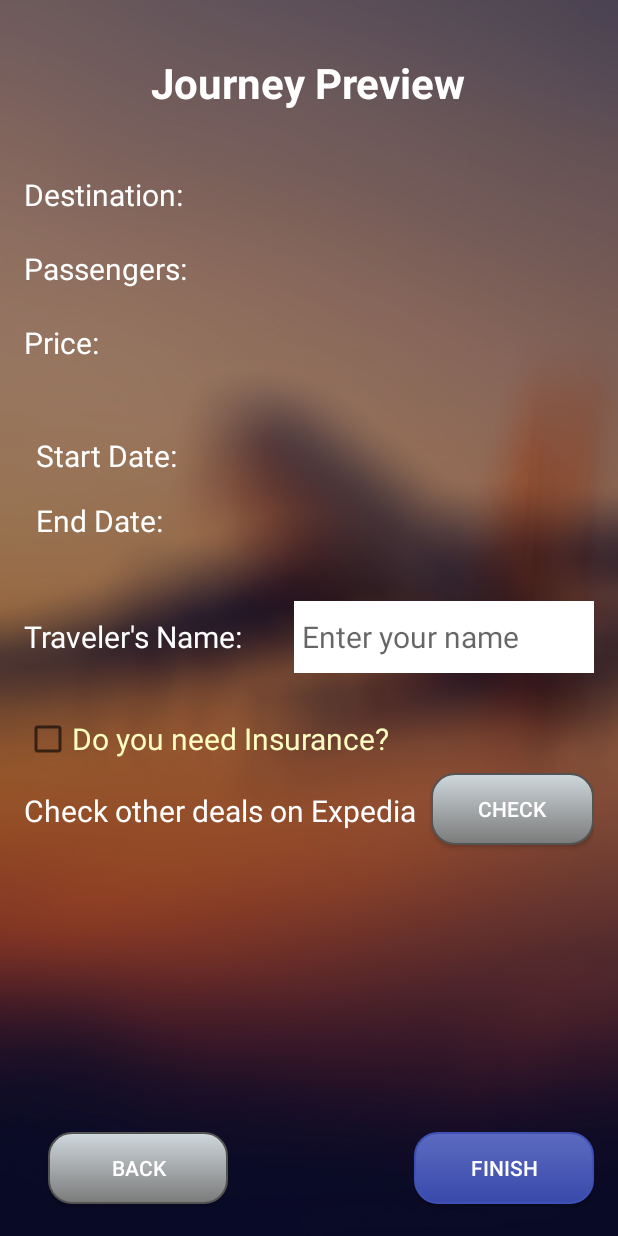
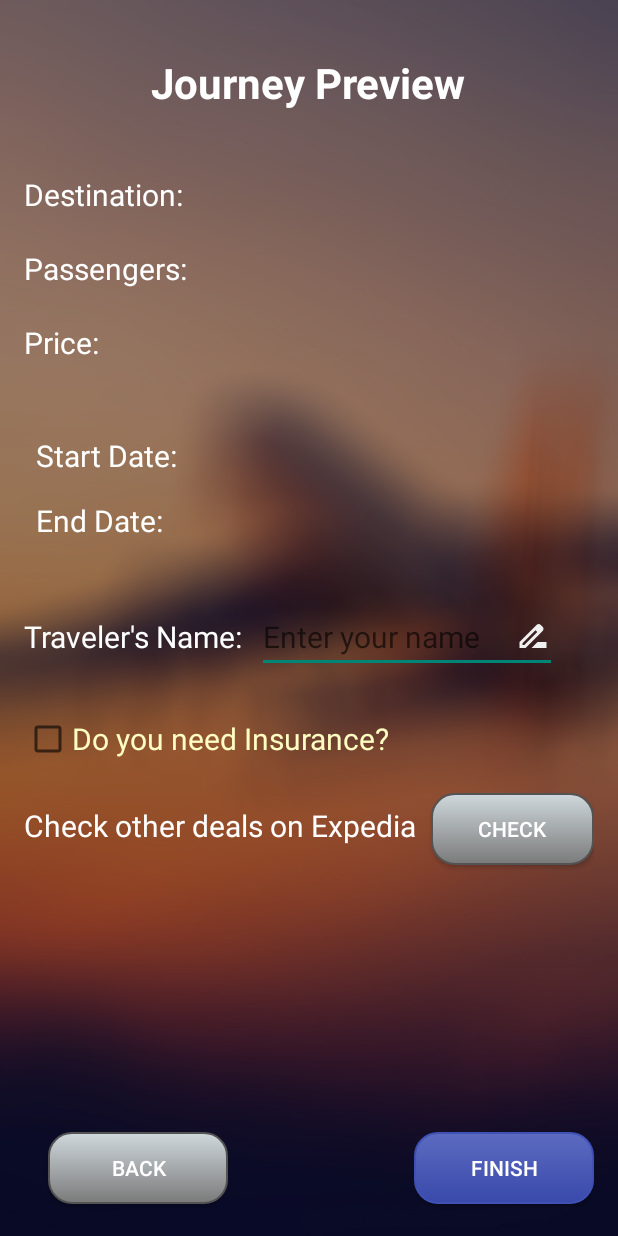
Before and after one commit to MhKeshishian/TripPlanner, an Android app: the TravelerInfoActivity screen opened directly, with no data from a screen before it, on a phone screen of 412 x 824 dp. Run offline under Robolectric (Android 15) with nearby library versions, the phone set to English and light mode, and no system bars; 3 statements that could not run were skipped.

```diff
--- a/app/src/main/java/com/example/tripplanner/MainActivity.java
+++ b/app/src/main/java/com/example/tripplanner/MainActivity.java
@@ -38,7 +38,7 @@ public class MainActivity extends Activity implements View.OnClickListener {
     @Override
     protected void onCreate(Bundle savedInstanceState) {
         super.onCreate(savedInstanceState);
-        setContentView(R.layout.activity_main); //this line should come before "findViewById" to instantiate the R class
+        setContentView(R.layout.activity_main);
 
         try {
             Log.d("This", "Initializing widgets...");
--- /dev/null
+++ b/app/src/main/res/drawable/enter_name.xml
@@ -0,0 +1,5 @@
+<vector xmlns:android="http://schemas.android.com/apk/res/android" android:height="24dp" android:tint="#EFEFEF" android:viewportHeight="24" android:viewportWidth="24" android:width="24dp">
+
+    <path android:fillColor="@android:color/white" android:pathData="M18.41,5.8L17.2,4.59c-0.78,-0.78 -2.05,-0.78 -2.83,0l-2.68,2.68L3,15.96V20h4.04l8.74,-8.74 2.63,-2.63c0.79,-0.78 0.79,-2.05 0,-2.83zM6.21,18H5v-1.21l8.66,-8.66 1.21,1.21L6.21,18zM11,20l4,-4h6v4H11z"/>
+
+</vector>
--- a/app/src/main/res/drawable/red_rounded_background.xml
+++ b/app/src/main/res/drawable/red_rounded_background.xml
@@ -2,7 +2,7 @@
 <selector xmlns:android="http://schemas.android.com/apk/res/android">
     <item>
         <shape>
-            <solid android:color="#FFC107" />
+            <solid android:color="#ffd53e" />
             <corners android:radius="8dp" />
         </shape>
     </item>
--- a/app/src/main/res/layout/activity_login.xml
+++ b/app/src/main/res/layout/activity_login.xml
@@ -53,6 +53,7 @@
             android:text="@string/register_here"
             android:textAlignment="center"
             android:layout_marginTop="16dp"
+            android:textSize="16sp"
             android:textColor="@color/white"/>
 
     </LinearLayout>
--- a/app/src/main/res/layout/activity_register.xml
+++ b/app/src/main/res/layout/activity_register.xml
@@ -64,6 +64,7 @@
             android:text="@string/login_here"
             android:textAlignment="center"
             android:layout_marginTop="16dp"
+            android:textSize="16sp"
             android:textColor="@color/white"/>
 
     </LinearLayout>
--- a/app/src/main/res/layout/activity_traveler_info.xml
+++ b/app/src/main/res/layout/activity_traveler_info.xml
@@ -155,17 +155,16 @@
         android:layout_width="200dp"
         android:layout_height="wrap_content"
         android:layout_alignBaseline="@+id/travelerNameLabel"
-        android:layout_alignParentEnd="true"
-        android:layout_marginStart="100dp"
+        android:layout_marginStart="10dp"
+        android:layout_toEndOf="@id/travelerNameLabel"
         android:layout_marginTop="22dp"
-        android:autofillHints="name"
-        android:background="#FFFFFF"
         android:hint="@string/enter_traveler_name_hint"
         android:inputType="text"
         android:minHeight="48dp"
-        android:paddingHorizontal="5dp"
-        android:textColor="#000000"
-        android:textSize="20sp"/>
+        android:autofillHints=""
+        android:textColor="#A6A6A6"
+        android:textSize="20sp"
+        android:drawableEnd="@drawable/enter_name"/>
 
     <CheckBox
         android:id="@+id/insuranceCheckBox"
@@ -183,7 +182,7 @@
         android:layout_width="wrap_content"
         android:layout_height="wrap_content"
         android:layout_below="@id/insuranceCheckBox"
-        android:layout_marginTop="10dp"
+        android:layout_marginTop="20dp"
         android:text="@string/check_other_deals_on_expedia"
         style="@style/InfoText"/>
 
@@ -193,7 +192,7 @@
         style="@style/MyButtonStyle"
         android:layout_below="@id/insuranceCheckBox"
         android:layout_marginStart="10dp"
-        android:layout_marginTop="-1dp"
+        android:layout_alignBaseline="@id/dealsInfoText"
         android:layout_toEndOf="@+id/dealsInfoText"
         android:background="@drawable/my_button_gray"
         android:onClick="onCheckDealsButtonClick"
```
Also changed, not shown: app/src/main/java/com/example/tripplanner/DetailActivity.java (+23 -1 lines), app/src/main/java/com/example/tripplanner/LoginActivity.java (+33 -0 lines), app/src/main/java/com/example/tripplanner/MyAdapter.java (+26 -0 lines), app/src/main/java/com/example/tripplanner/RegisterActivity.java (+41 -1 lines), app/src/main/java/com/example/tripplanner/SplashActivity.java (+7 -0 lines), app/src/main/java/com/example/tripplanner/TravelerInfoActivity.java (+11 -11 lines).
